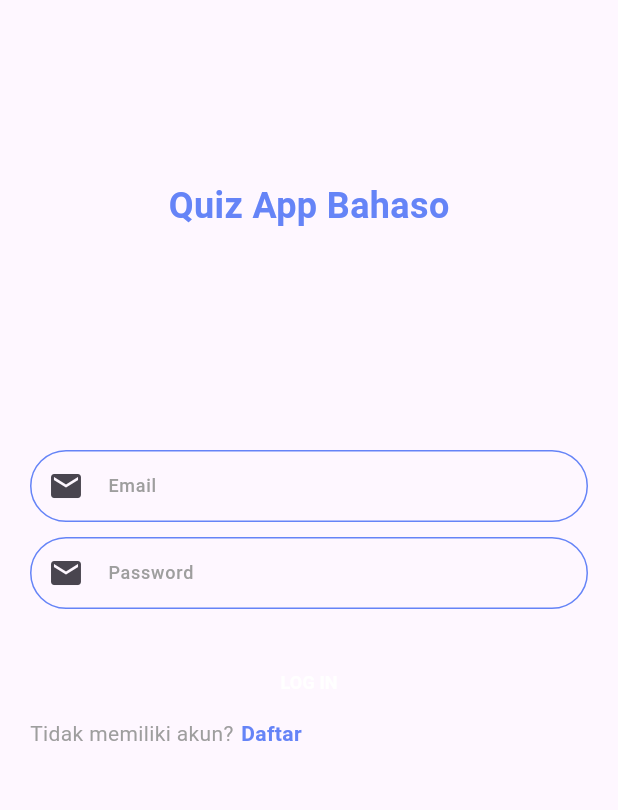
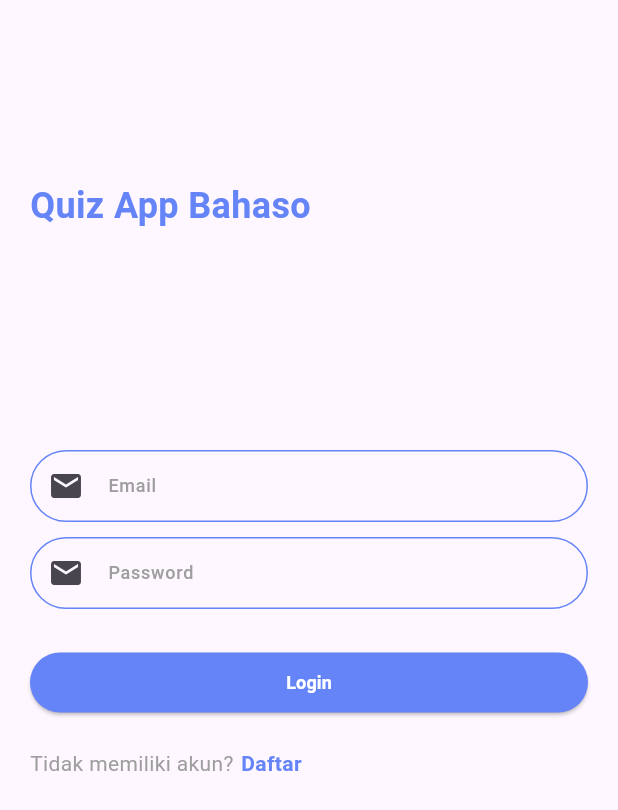
Before and after one commit to bobbywilliamskgh/bahaso-test-mobile, a Flutter app: the screen it shows after launch, on a phone screen of 412 x 824 dp. Shown: the top 810 px of the screen. Run offline on Flutter 3.47's test engine with Material 3 defaults, Android fonts, the phone set to English and light mode, and no system bars; our stand-ins replace dio, equatable, flutter_bloc, flutter_secure_storage.

Commit message:
fix login button

```diff
--- a/lib/bloc/login_bloc/login_bloc.dart
+++ b/lib/bloc/login_bloc/login_bloc.dart
@@ -22,7 +22,7 @@ class LoginBloc extends Bloc<LoginEvent, LoginState> {
           authenticationBloc.add(LoggedIn(token: token));
           emit(LoginInitial());
         } catch (error) {
-          LoginFailure(error: error.toString());
+          emit(LoginFailure(error: error.toString()));
         }
       },
     );
--- a/lib/screens/auth_screen/login_form.dart
+++ b/lib/screens/auth_screen/login_form.dart
@@ -43,6 +43,7 @@ class _LoginFormState extends State<LoginForm> {
             padding: EdgeInsets.only(right: 20, left: 20, top: 80),
             child: Form(
               child: Column(
+                crossAxisAlignment: CrossAxisAlignment.stretch,
                 children: [
                   Container(
                     height: 200,
@@ -110,17 +111,33 @@ class _LoginFormState extends State<LoginForm> {
                   SizedBox(
                     height: 25,
                   ),
-                  state is LoginLoading
-                      ? CircularProgressIndicator()
-                      : TextButton(
+                  Container(
+                    child: state is LoginLoading
+                        ? Center(
+                            child: Container(
+                                width: 16,
+                                height: 16,
+                                child: CircularProgressIndicator()),
+                          )
+                        : ElevatedButton(
                             onPressed: _onLoginButtonPressed,
+                            style: ElevatedButton.styleFrom(
+                              backgroundColor: Style.Colors.mainColor,
+                              shape: const RoundedRectangleBorder(
+                                borderRadius:
+                                    BorderRadius.all(Radius.circular(25)),
+                              ),
+                            ),
                             child: Text(
-                            'LOG IN',
+                              'Login',
                               style: TextStyle(
                                   fontSize: 12,
                                   fontWeight: FontWeight.bold,
                                   color: Colors.white),
+                            )),
                   ),
+                  SizedBox(
+                    height: 20,
                   ),
                   Container(
                     child: Row(
```
Lines whose indentation alone changed are shown as unchanged.
